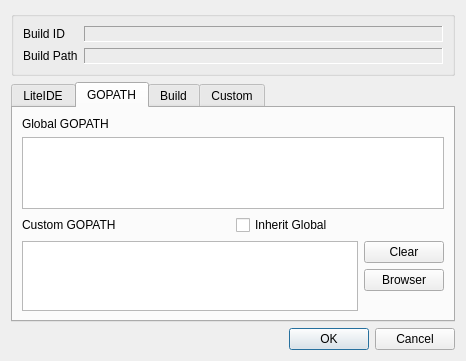
This is liteidex/src/plugins/litebuild/buildconfigdialog.ui in l1291434519/liteide as Qt 5 draws it before an edit. The edited form follows.
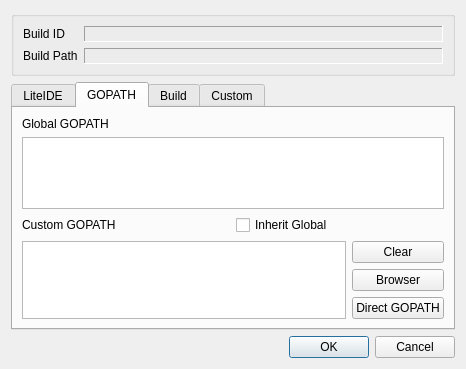
This is the edited form.

Commit message: litebuild: config add direct gopath action

What changed in the file:
```diff
--- a/liteidex/src/plugins/litebuild/buildconfigdialog.ui
+++ b/liteidex/src/plugins/litebuild/buildconfigdialog.ui
@@ -150,6 +150,13 @@
              </property>
             </widget>
            </item>
+           <item>
+            <widget class="QPushButton" name="btnDirectGopath">
+             <property name="text">
+              <string>Direct GOPATH</string>
+             </property>
+            </widget>
+           </item>
            <item>
             <spacer name="verticalSpacer">
              <property name="orientation">
```
The commit also changes 2 other files.
